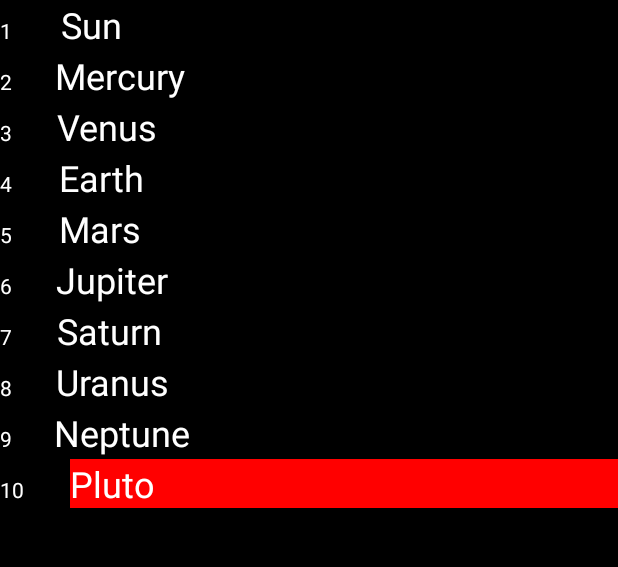
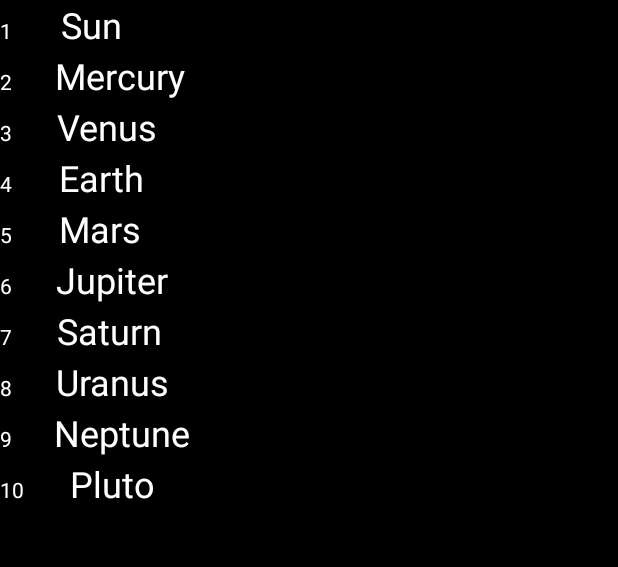
Before and after one commit to cryptonym0/SolarGuide, an Android app: the screen it shows after launch (MainActivity), after a tap on "10", on a phone screen of 412 x 824 dp, the part 84-651 px from its top. Run offline under Robolectric (Android 15) with nearby library versions, the phone set to English and light mode, and no system bars.

Commit message:
Broke some stuff. ;)

```diff
--- a/app/src/main/AndroidManifest.xml
+++ b/app/src/main/AndroidManifest.xml
@@ -11,7 +11,6 @@
         <activity android:name=".MainActivity">
             <intent-filter>
                 <action android:name="android.intent.action.MAIN" />
-
                 <category android:name="android.intent.category.LAUNCHER" />
             </intent-filter>
         </activity>
--- a/app/src/main/java/com/example/t00055219/solarguide/Adapter.java
+++ b/app/src/main/java/com/example/t00055219/solarguide/Adapter.java
@@ -43,7 +43,6 @@ public class Adapter extends ArrayAdapter<Planet> {
             if (number != null){
                 number.setText(Integer.toString(planet.getID()));
             }
-
         }
         return v;
 
--- a/app/src/main/java/com/example/t00055219/solarguide/DialogFragment.java
+++ b/app/src/main/java/com/example/t00055219/solarguide/DialogFragment.java
@@ -3,11 +3,18 @@ package com.example.t00055219.solarguide;
 import android.app.Fragment;
 import android.content.Context;
 import android.content.res.Resources;
+import android.graphics.Bitmap;
+import android.graphics.drawable.Drawable;
 import android.os.Bundle;
+import android.util.Log;
 import android.view.LayoutInflater;
 import android.view.View;
 import android.view.ViewGroup;
+import android.widget.ListView;
 import android.widget.TextView;
+
+import static android.os.FileObserver.CREATE;
+import static android.webkit.WebSettings.PluginState.ON;
 
 /**
  * Created by t00055219 on 10/13/2016.
@@ -18,7 +25,7 @@ public class DialogFragment extends android.support.v4.app.Fragment {
     // TODO: Rename parameter arguments, choose names that match
     // the fragment initialization parameters, e.g. ARG_ITEM_NUMBER
     private static final String ARG_PARAM1 = "param1";
-    private static final String ARG_PLANET_INFO = "param2";
+    private static final String ARG_PARAM2 = "param2";
 
     // TODO: Rename and change types of parameters
     private String mParam1;
@@ -26,6 +33,8 @@ public class DialogFragment extends android.support.v4.app.Fragment {
     private TextView tv;
     String temp;
     String test = "";
+    Bitmap draw;
+    String dkey = "";
 
     private OnFragmentInteractionListener mListener;
 
@@ -46,11 +55,10 @@ public class DialogFragment extends android.support.v4.app.Fragment {
         DialogFragment fragment = new DialogFragment();
         Bundle args = new Bundle();
         args.putString(ARG_PARAM1, param1);
-        args.putString(ARG_PLANET_INFO, param2);
+        args.putString(ARG_PARAM2, param2);
         fragment.setArguments(args);
         return fragment;
     }
-
 
     @Override
     public void onSaveInstanceState(Bundle myBundle) {
@@ -61,6 +69,10 @@ public class DialogFragment extends android.support.v4.app.Fragment {
     @Override
     public void onCreate(Bundle myBundle) {
         super.onCreate(myBundle);
+        if (getArguments() != null) {
+            mParam1 = getArguments().getString(ARG_PARAM1);
+            mParam2 = getArguments().getString(ARG_PARAM2);
+        }
     }
 
     @Override
@@ -73,9 +85,9 @@ public class DialogFragment extends android.support.v4.app.Fragment {
         //Save Instance State
         if (myBundle != null) {
             temp = myBundle.getString(test);
+            Log.d("Temp Value is:", "This:" + temp);
             updateText(temp);
-        }
-
+       }
         return planetd;
     }
 
@@ -93,8 +105,9 @@ public class DialogFragment extends android.support.v4.app.Fragment {
 
     public void updateText(String data) {
         temp = data;
-        if (data.equals(null)) {
-            tv.setText("Data Is Null");
+        if (data == null) {
+            tv.setText(getString(R.string.infoPlaceHolder));
+            tv.setBackgroundResource(R.drawable.stars);
         } else {
             Resources res = getResources();
             String[] planets = res.getStringArray(R.array.descriptions);
--- a/app/src/main/java/com/example/t00055219/solarguide/MainActivity.java
+++ b/app/src/main/java/com/example/t00055219/solarguide/MainActivity.java
@@ -12,16 +12,8 @@ import static com.example.t00055219.solarguide.R.id.planets;
 
 public class MainActivity extends AppCompatActivity implements Planets.OnFragmentInteractionListener, DialogFragment.OnFragmentInteractionListener{
 
-    //Initialize things
-    private DialogFragment.OnFragmentInteractionListener mListener;
-
-    //try this
-    private TextView pInfo;
-    int req_code_1 = 1;
-
     @Override
     protected void onCreate(Bundle savedInstanceState) {
-//        planetInfo =nRestoreInstanceState().getString(planetInfo);
         super.onCreate(savedInstanceState);
         setContentView(R.layout.activity_main);
         Log.d("On Create", "On Create");
@@ -51,12 +43,12 @@ public class MainActivity extends AppCompatActivity implements Planets.OnFragmen
         Log.d("On Restart", "On Restart");
     }
 
-
     @Override
     public void onFragmentInteraction(String data) {
         FragmentManager FragManager = getSupportFragmentManager();
         DialogFragment fragmentB = (DialogFragment) FragManager.findFragmentById(R.id.fragment2);
         fragmentB.updateText(data);
+        Log.d("Fragment Interaction", "Fragments Should Interact");
     }
 
 
--- a/app/src/main/java/com/example/t00055219/solarguide/Planet.java
+++ b/app/src/main/java/com/example/t00055219/solarguide/Planet.java
@@ -7,28 +7,23 @@ package com.example.t00055219.solarguide;
 public class Planet {
     String name;
     int id;
-
     public Planet(String iname, int iid)
     {
         name = iname;
         id = iid;
     }
-
     public String getName()
     {
         return name;
     }
-
     public void setName(String iname)
     {
         name = iname;
     }
-
     public int getID()
     {
         return id;
     }
-
     public void setID(int iid)
     {
         id = iid;
--- a/app/src/main/res/drawable/list_selector.xml
+++ b/app/src/main/res/drawable/list_selector.xml
@@ -2,10 +2,10 @@
 <selector xmlns:android="http://schemas.android.com/apk/res/android">
 <item
     android:state_pressed="true"
-    android:drawable="@color/red"  />
+    android:drawable="@color/selecableBlue"  />
 <item
     android:state_selected="true"
-    android:drawable="@color/red" />
+    android:drawable="@android:color/background_dark" />
 <item
     android:drawable="@android:color/background_dark"/>
 </selector>
--- a/app/src/main/res/layout/info_fragment.xml
+++ b/app/src/main/res/layout/info_fragment.xml
@@ -17,8 +17,7 @@ tools:context="com.example.t00055219.solarguide.DialogFragment">
         android:textAppearance="@style/TextAppearance.AppCompat.Large"
         android:textAlignment="center"
         android:background="@drawable/stars"
-        android:textColor="@color/white"
-            />
+        android:textColor="@color/white" />
 
     </ScrollView>
 
--- a/app/src/main/res/values/colors.xml
+++ b/app/src/main/res/values/colors.xml
@@ -5,6 +5,6 @@
     <color name="colorAccent">#FF4081</color>
     <color name="white">#FFFFFF</color>
     <color name="red">#FF0000</color>
-
+    <color name="selecableBlue">#162977</color>color>
 
 </resources>
--- a/app/src/main/res/values/strings.xml
+++ b/app/src/main/res/values/strings.xml
@@ -1,6 +1,6 @@
 <resources>
     <string name="app_name">SolarGuide</string>
-    <string name="infoPlaceHolder">Select A Planet To Learn More!</string>
+    <string name="infoPlaceHolder">Welcome to the Solar System! Select A Planet To Learn More!</string>
 
     <string-array name="planet_list">
         <item>Sun</item>
```
Also changed, not shown: app/src/main/java/com/example/t00055219/solarguide/Planets.java (+21 -24 lines).
